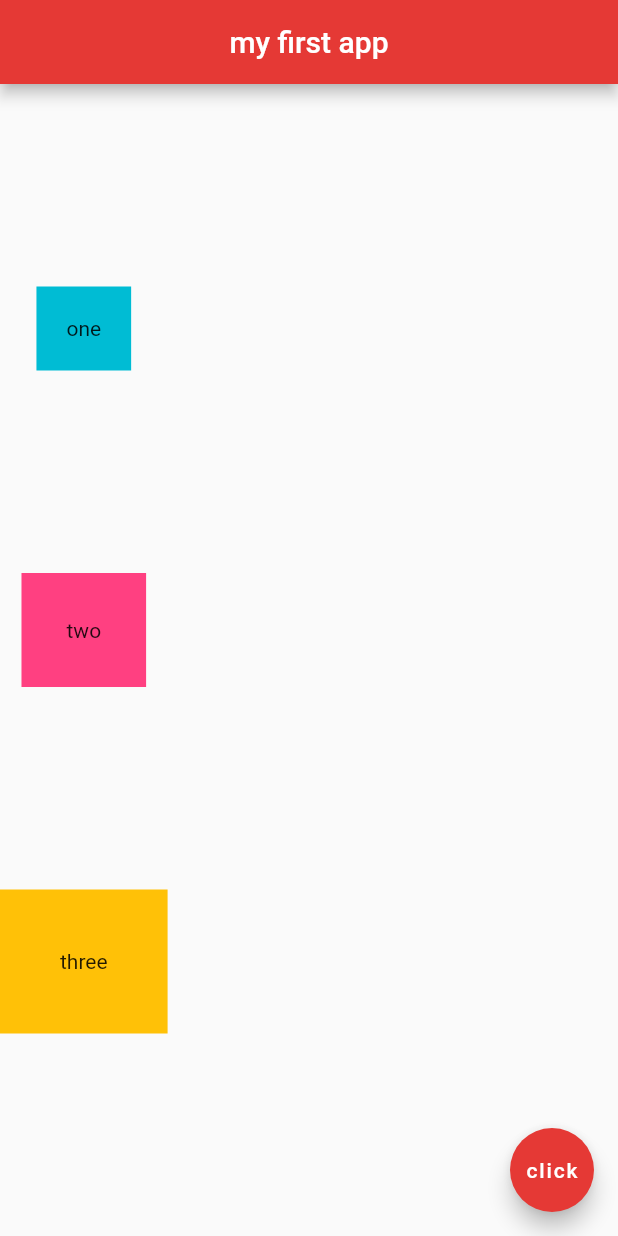
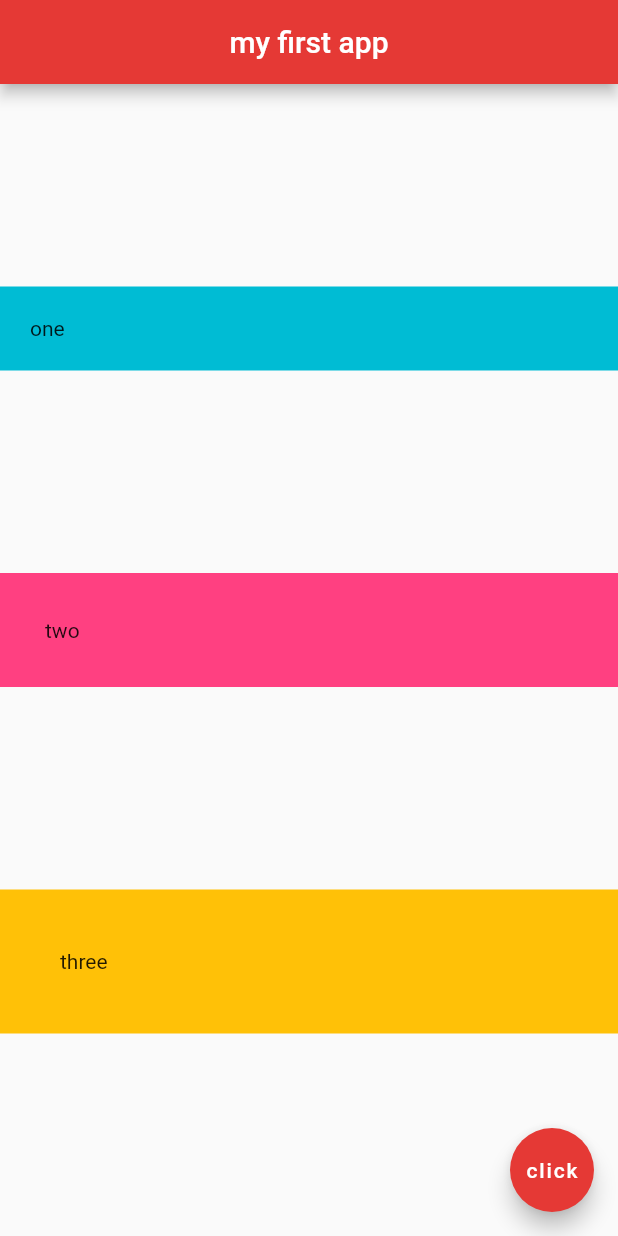
Before and after one commit to kouyoumikan/flutter_app, a Flutter app: the screen it shows after launch, on a phone screen of 412 x 824 dp. Run offline on Flutter 3.47's test engine with Material 2 defaults, Android fonts, the phone set to English and light mode, and no system bars.

Commit message:
2020/04/07　#12 CrossAxisAlignment 利用可能なスペースだけ横伸びる

```diff
--- a/lib/main.dart
+++ b/lib/main.dart
@@ -18,6 +18,8 @@ class Home extends StatelessWidget {
       body: Column(
         // 各要素の余白を等間隔にする
         mainAxisAlignment: MainAxisAlignment.spaceEvenly,
+        // 利用可能なスペースだけ横に伸びる
+        crossAxisAlignment: CrossAxisAlignment.stretch,
         children: <Widget>[
           Container(
             padding: EdgeInsets.all(20.0),
```
